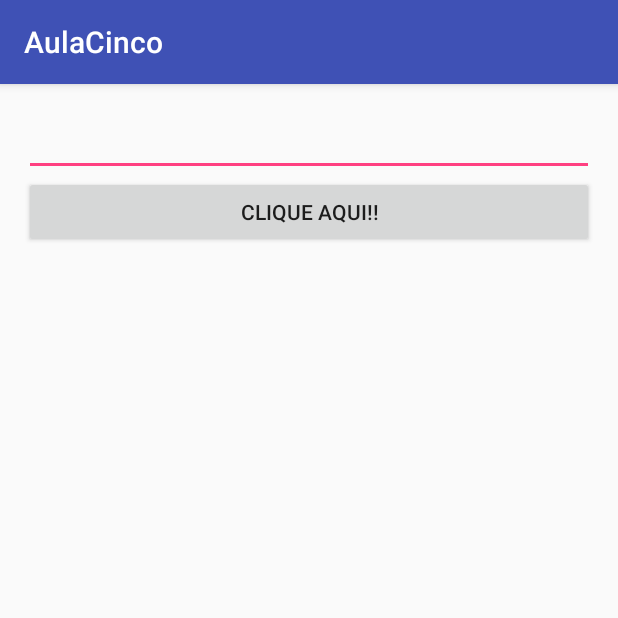
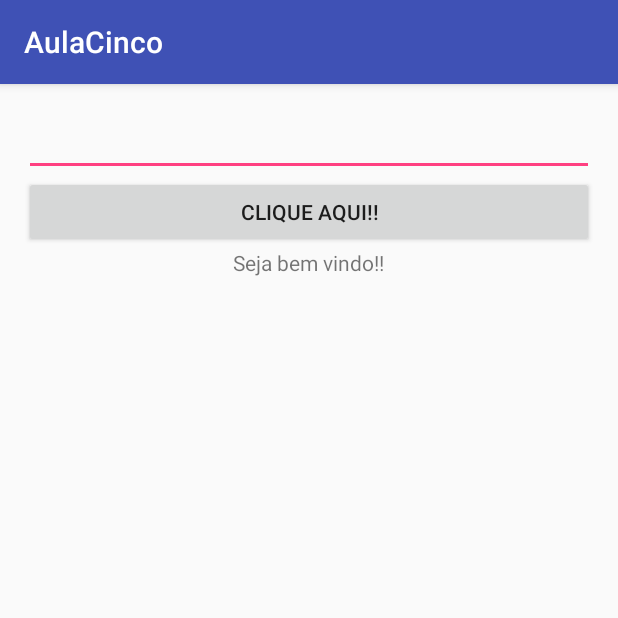
Before and after one commit to DispositivosMoveis/AndroidAulaCinco, an Android app: the screen it shows after launch (MainActivity), on a phone screen of 412 x 824 dp, the top half of it. Run offline under Robolectric (Android 15) with nearby library versions, the phone set to English and light mode, and no system bars.

Commit message:
Mudando o activity_main.xml de novo!!

```diff
--- a/app/src/main/res/layout/activity_main.xml
+++ b/app/src/main/res/layout/activity_main.xml
@@ -12,19 +12,28 @@
     <EditText
         android:layout_width="wrap_content"
         android:layout_height="wrap_content"
-        android:id="@+id/editText"
+        android:id="@+id/editTexto"
         android:layout_alignParentTop="true"
         android:layout_alignParentLeft="true"
         android:layout_alignParentStart="true"
         android:layout_alignParentRight="true"
-        android:layout_alignParentEnd="true" />
+        android:layout_alignParentEnd="true"
+        android:inputType="none" />
 
     <Button
         android:layout_width="fill_parent"
         android:layout_height="wrap_content"
         android:text="@string/app_button"
         android:id="@+id/app_button"
-        android:layout_below="@+id/editText"
+        android:layout_below="@+id/editTexto"
         android:layout_alignParentLeft="true"
         android:layout_alignParentStart="true" />
+
+    <TextView
+        android:layout_width="wrap_content"
+        android:layout_height="wrap_content"
+        android:text="Seja bem vindo!!"
+        android:id="@+id/textView"
+        android:layout_centerHorizontal="true"
+        android:layout_below="@+id/app_button" />
 </RelativeLayout>
```
